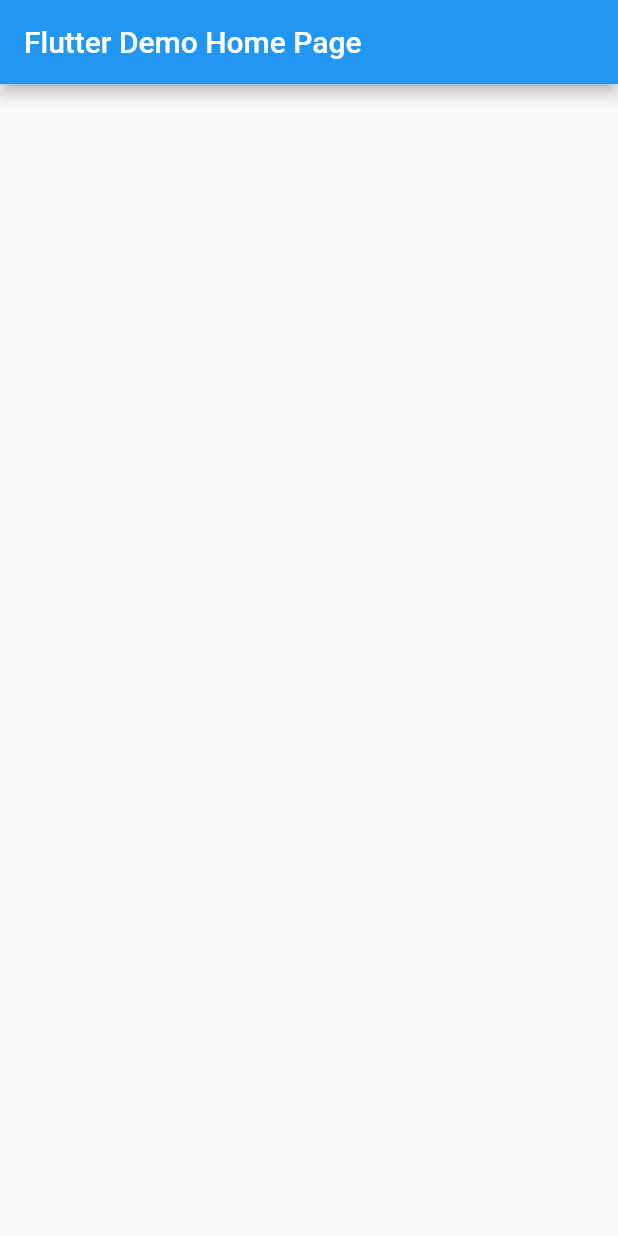
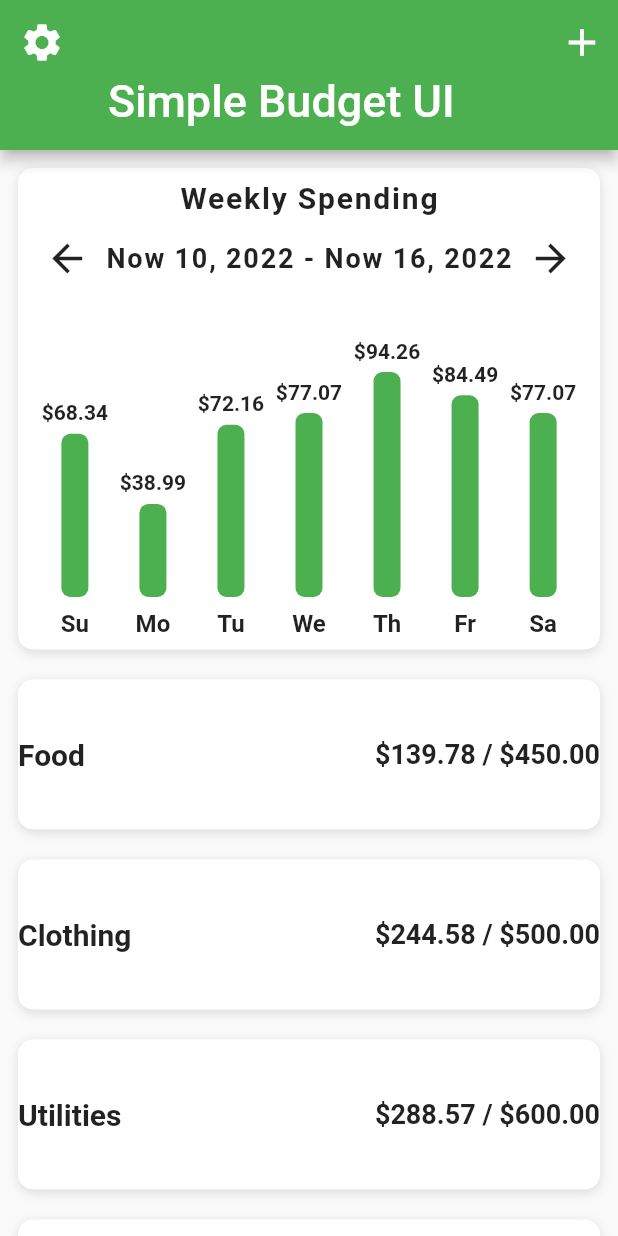
Before and after one commit to rhromets/ui_budget_app, a Flutter app: the screen it shows after launch, on a phone screen of 412 x 824 dp. Run offline on Flutter 3.47's test engine with Material 2 defaults, Android fonts, the phone set to English and light mode, and no system bars.

Commit message:
Add Home Screen

```diff
--- /dev/null
+++ b/lib/data/data.dart
@@ -0,0 +1,39 @@
+import 'dart:math';
+
+import 'package:budget_ui/models/category_model.dart';
+import 'package:budget_ui/models/expense_model.dart';
+
+final rand = Random();
+
+final List<double> weeklySpending = [
+  rand.nextDouble() * 100,
+  rand.nextDouble() * 100,
+  rand.nextDouble() * 100,
+  rand.nextDouble() * 100,
+  rand.nextDouble() * 100,
+  rand.nextDouble() * 100,
+  rand.nextDouble() * 100,
+];
+
+_generateExpenses() {
+  List<Expense> expenses = [
+    Expense(name: 'Item 0', cost: rand.nextDouble() * 90),
+    Expense(name: 'Item 1', cost: rand.nextDouble() * 90),
+    Expense(name: 'Item 2', cost: rand.nextDouble() * 90),
+    Expense(name: 'Item 3', cost: rand.nextDouble() * 90),
+    Expense(name: 'Item 4', cost: rand.nextDouble() * 90),
+    Expense(name: 'Item 5', cost: rand.nextDouble() * 90),
+  ];
+  return expenses;
+}
+
+List<Category> categories = [
+  Category(name: 'Food', maxAmount: 450, expenses: _generateExpenses()),
+  Category(name: 'Clothing', maxAmount: 500, expenses: _generateExpenses()),
+  Category(name: 'Utilities', maxAmount: 600, expenses: _generateExpenses()),
+  Category(
+      name: 'Entertainment', maxAmount: 330, expenses: _generateExpenses()),
+  Category(
+      name: 'Transportation', maxAmount: 500, expenses: _generateExpenses()),
+  Category(name: 'Housing', maxAmount: 1000, expenses: _generateExpenses()),
+];
--- a/lib/main.dart
+++ b/lib/main.dart
@@ -1,3 +1,4 @@
+import 'package:budget_ui/screens/home_screen.dart';
 import 'package:flutter/material.dart';
 
 void main() {
@@ -6,37 +7,17 @@ void main() {
 
 class MyApp extends StatelessWidget {
   const MyApp({super.key});
+  static const String _title = 'Flutter Budget UI';
 
   @override
   Widget build(BuildContext context) {
     return MaterialApp(
-      title: 'Flutter Demo',
+      title: _title,
+      debugShowCheckedModeBanner: false,
       theme: ThemeData(
-        primarySwatch: Colors.blue,
+        colorScheme: ColorScheme.fromSwatch(primarySwatch: Colors.green),
       ),
-      home: const MyHomePage(title: 'Flutter Demo Home Page'),
+      home: const HomeScreen(),
     );
   }
 }
-
-class MyHomePage extends StatefulWidget {
-  const MyHomePage({super.key, required this.title});
-
-  final String title;
-
-  @override
-  State<MyHomePage> createState() => _MyHomePageState();
-}
-
-class _MyHomePageState extends State<MyHomePage> {
-
-  @override
-  Widget build(BuildContext context) {
-
-    return Scaffold(
-      appBar: AppBar(
-        title: Text(widget.title),
-      ),
-    );
-  }
-}
--- /dev/null
+++ b/lib/models/category_model.dart
@@ -0,0 +1,9 @@
+import 'package:budget_ui/models/expense_model.dart';
+
+class Category {
+  final String? name;
+  final double? maxAmount;
+  final List<Expense>? expenses;
+
+  Category({this.name, this.maxAmount, this.expenses});
+}
--- /dev/null
+++ b/lib/models/expense_model.dart
@@ -0,0 +1,6 @@
+class Expense {
+  final String? name;
+  final double? cost;
+
+  Expense({this.name, this.cost});
+}
--- /dev/null
+++ b/lib/screens/home_screen.dart
@@ -0,0 +1,120 @@
+import 'package:budget_ui/data/data.dart';
+import 'package:budget_ui/models/category_model.dart';
+import 'package:budget_ui/models/expense_model.dart';
+import 'package:flutter/material.dart';
+
+import '../widgets/bar_chart.dart';
+
+class HomeScreen extends StatefulWidget {
+  const HomeScreen({Key? key}) : super(key: key);
+
+  @override
+  State<HomeScreen> createState() => _HomeScreenState();
+}
+
+class _HomeScreenState extends State<HomeScreen> {
+  _buildCategory(Category category, double totalAmountSpent) {
+    return Container(
+      margin: const EdgeInsets.symmetric(horizontal: 12.0, vertical: 10.0),
+      height: 100.0,
+      width: double.infinity,
+      decoration: BoxDecoration(
+        color: Colors.white,
+        borderRadius: BorderRadius.circular(10.0),
+        boxShadow: const [
+          BoxShadow(
+            color: Colors.black12,
+            offset: Offset(0, 2),
+            blurRadius: 6.0,
+          ),
+        ],
+      ),
+      child: Column(
+        mainAxisAlignment: MainAxisAlignment.center,
+        children: [
+          Row(
+            mainAxisAlignment: MainAxisAlignment.spaceBetween,
+            children: [
+              Text(
+                category.name.toString(),
+                style: const TextStyle(
+                  fontSize: 20.0,
+                  fontWeight: FontWeight.w600,
+                ),
+              ),
+              Text(
+                '\$${(category.maxAmount! - totalAmountSpent).toStringAsFixed(2)} / \$${category.maxAmount!.toStringAsFixed(2)}',
+                style: const TextStyle(
+                  fontSize: 18.0,
+                  fontWeight: FontWeight.w600,
+                ),
+              ),
+            ],
+          ),
+        ],
+      ),
+    );
+  }
+
+  @override
+  Widget build(BuildContext context) {
+    return Scaffold(
+      body: CustomScrollView(
+        physics: const BouncingScrollPhysics(),
+        slivers: [
+          SliverAppBar(
+            forceElevated: true,
+            floating: true,
+            expandedHeight: 100.0,
+            leading: IconButton(
+              onPressed: () {},
+              icon: const Icon(Icons.settings),
+              iconSize: 30.0,
+            ),
+            flexibleSpace: const FlexibleSpaceBar(
+              title: Text('Simple Budget UI'),
+            ),
+            actions: [
+              IconButton(
+                onPressed: () {},
+                icon: const Icon(Icons.add),
+                iconSize: 30.0,
+              ),
+            ],
+          ),
+          SliverList(
+            delegate: SliverChildBuilderDelegate(
+              (BuildContext context, int index) {
+                if (index == 0) {
+                  return Container(
+                    margin: const EdgeInsets.fromLTRB(12.0, 12.0, 12.0, 10.0),
+                    decoration: BoxDecoration(
+                      color: Colors.white,
+                      boxShadow: const [
+                        BoxShadow(
+                          color: Colors.black12,
+                          offset: Offset(0, 2),
+                          blurRadius: 6.0,
+                        ),
+                      ],
+                      borderRadius: BorderRadius.circular(10.0),
+                    ),
+                    child: BarChart(expenses: weeklySpending),
+                  );
+                } else {
+                  final Category category = categories[index - 1];
+                  double totalAmountSpent = 0;
+                  for (Expense expense in category.expenses!) {
+                    totalAmountSpent += expense.cost!;
+                  }
+                  return _buildCategory(category, totalAmountSpent);
+                }
+              },
+              childCount: 1 + categories.length,
+            ),
+          ),
+        ],
+      ),
+    );
+  }
+}
--- /dev/null
+++ b/lib/widgets/bar_chart.dart
@@ -0,0 +1,144 @@
+import 'package:flutter/material.dart';
+
+class BarChart extends StatelessWidget {
+  final List<double>? expenses;
+
+  const BarChart({Key? key, this.expenses}) : super(key: key);
+
+  @override
+  Widget build(BuildContext context) {
+    double mostExpensive = 0;
+    for (double price in expenses!){
+      if (price > mostExpensive) {
+        mostExpensive = price;
+      }
+    }
+
+    return Padding(
+      padding: const EdgeInsets.all(8.0),
+      child: Column(
+        children: [
+          const Text(
+            'Weekly Spending',
+            style: TextStyle(
+              fontSize: 20.0,
+              fontWeight: FontWeight.bold,
+              letterSpacing: 1.2,
+            ),
+          ),
+          const SizedBox(
+            height: 5.0,
+          ),
+          Row(
+            mainAxisAlignment: MainAxisAlignment.spaceAround,
+            children: [
+              IconButton(
+                onPressed: () {},
+                icon: const Icon(Icons.arrow_back),
+                iconSize: 30.0,
+              ),
+              const Text(
+                'Now 10, 2022 - Now 16, 2022',
+                style: TextStyle(
+                  fontSize: 18.0,
+                  fontWeight: FontWeight.w600,
+                  letterSpacing: 1.2,
+                ),
+              ),
+              IconButton(
+                onPressed: () {},
+                icon: const Icon(Icons.arrow_forward),
+                iconSize: 30.0,
+              ),
+            ],
+          ),
+          const SizedBox(height: 30.0),
+          Row(
+            mainAxisAlignment: MainAxisAlignment.spaceEvenly,
+            crossAxisAlignment: CrossAxisAlignment.end,
+            children: [
+              Bar(
+                label: 'Su',
+                amountSpent: expenses![0],
+                mostExpensive: mostExpensive,
+              ),
+              Bar(
+                label: 'Mo',
+                amountSpent: expenses![1],
+                mostExpensive: mostExpensive,
+              ),
+              Bar(
+                label: 'Tu',
+                amountSpent: expenses![2],
+                mostExpensive: mostExpensive,
+              ),
+              Bar(
+                label: 'We',
+                amountSpent: expenses![3],
+                mostExpensive: mostExpensive,
+              ),
+              Bar(
+                label: 'Th',
+                amountSpent: expenses![4],
+                mostExpensive: mostExpensive,
+              ),
+              Bar(
+                label: 'Fr',
+                amountSpent: expenses![5],
+                mostExpensive: mostExpensive,
+              ),
+              Bar(
+                label: 'Sa',
+                amountSpent: expenses![6],
+                mostExpensive: mostExpensive,
+              ),
+            ],
+          ),
+        ],
+      ),
+    );
+  }
+}
+
+class Bar extends StatelessWidget {
+  final String? label;
+  final double? amountSpent;
+  final double? mostExpensive;
+
+  final double _maxBarHeight = 150.0;
+
+  const Bar({Key? key, this.amountSpent, this.label, this.mostExpensive})
+      : super(key: key);
+
+  @override
+  Widget build(BuildContext context) {
+    final barHeight = amountSpent! / mostExpensive! * _maxBarHeight;
+    return Column(
+      children: [
+        Text(
+          '\$${amountSpent!.toStringAsFixed(2)}',
+          style: const TextStyle(
+            fontWeight: FontWeight.w600,
+          ),
+        ),
+        const SizedBox(height: 6.0),
+        Container(
+          height: barHeight,
+          width: 18.0,
+          decoration: BoxDecoration(
+            color: Theme.of(context).colorScheme.primary,
+            borderRadius: BorderRadius.circular(6.0),
+          ),
+        ),
+        const SizedBox(height: 8.0),
+        Text(
+          label.toString(),
+          style: const TextStyle(
+            fontSize: 16.0,
+            fontWeight: FontWeight.w600,
+          ),
+        ),
+      ],
+    );
+  }
+}
```
